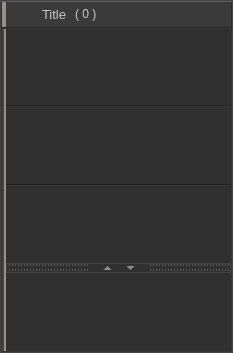
Before: the Qt Designer form library/ui/expandableTabs.ui in swillisart/Relic, drawn with Qt 5.
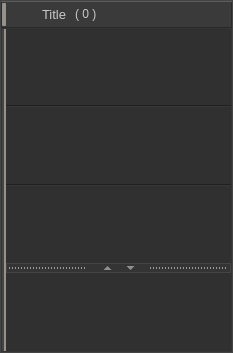
After: the same form once the commit is applied. Icons and pictures are not drawn.

The edit to the form file:
```diff
--- a/library/ui/expandableTabs.ui
+++ b/library/ui/expandableTabs.ui
@@ -37,7 +37,6 @@
     background-color: rgb(108, 108, 108);
  }
 
-
 /* QMenu ------------------------------------------------------------------ */
 
 QMenu {
@@ -84,14 +83,6 @@
 QAbstractSpinBox,
 QTextEdit {
     background-color: rgb(43, 43, 43);
-/*
-    border: 2px solid rgb(43, 43, 43);
-    border-radius: 3px;
-    color: rgb(200, 200, 200);
-    padding: 1px;
-    margin-top: 0px;
-    padding-left: 0px;
-*/
 }
 
 /* QSlider ---------------------------------------------------------------- */
@@ -174,10 +165,16 @@
       <enum>Qt::ClickFocus</enum>
      </property>
      <property name="styleSheet">
-      <string notr="true">QFrame{
+      <string notr="true">QFrame#HeaderFrame {
     background-color: rgb(58, 58, 58);
     border: 1px solid rgb(43,43,43);
     border-top: 1px solid rgb(92,92,92);
+}
+QWidget {
+padding: 0px;
+margin: 0px;
+border: none;
+background-color: transparent;
 }</string>
      </property>
      <layout class="QHBoxLayout" name="horizontalLayout_5">
@@ -244,6 +241,8 @@
     background-color: rgb(150, 146, 137);
 	border: none;
     border-radius: 1px;
+    margin-top: 1px;
+    margin-bottom: 1px;
 }</string>
           </property>
           <property name="frameShadow">
@@ -265,12 +264,6 @@
           <property name="focusPolicy">
            <enum>Qt::NoFocus</enum>
           </property>
-          <property name="styleSheet">
-           <string notr="true">padding: 0px;
-margin-right: 0px;
-border: none;
-background-color: transparent;</string>
-          </property>
           <property name="text">
            <string/>
           </property>
@@ -308,9 +301,6 @@
             <pointsize>10</pointsize>
            </font>
           </property>
-          <property name="styleSheet">
-           <string notr="true">border:none;</string>
-          </property>
           <property name="frameShape">
            <enum>QFrame::NoFrame</enum>
           </property>
@@ -327,10 +317,6 @@
           <property name="focusPolicy">
            <enum>Qt::NoFocus</enum>
           </property>
-          <property name="styleSheet">
-           <string notr="true">background-color: transparent;
-border:none;</string>
-          </property>
           <property name="readOnly">
            <bool>true</bool>
           </property>
@@ -378,15 +364,10 @@
          <enum>Qt::NoFocus</enum>
         </property>
         <property name="styleSheet">
-         <string notr="true">QToolButton {
-    padding: 0px;
-    margin: 1px;
-    background-color: transparent;
-	border :none;
-}
-QToolButton:hover {
+         <string notr="true">QToolButton:hover {
     background-color: rgb(92, 92, 92);
     color: rgb(250, 250, 250);
+    border-radius: 2px;
 }</string>
         </property>
         <property name="text">
@@ -408,9 +389,6 @@
        <verstretch>0</verstretch>
       </sizepolicy>
      </property>
-     <property name="styleSheet">
-      <string notr="true"/>
-     </property>
      <property name="frameShape">
       <enum>QFrame::StyledPanel</enum>
      </property>
@@ -530,17 +508,18 @@
              <height>10</height>
             </size>
            </property>
+           <property name="cursor">
+            <cursorShape>SplitVCursor</cursorShape>
+           </property>
            <property name="styleSheet">
-            <string notr="true">QWidget {
-background-color: transparent;
+            <string notr="true">QFrame#verticalControl {
+    border: 1px solid rgb(68,68,68);
+    background-color: rgb(52, 52, 52);
 }
-QWidget:hover {
+QFrame#verticalControl:hover {
     background-color: rgb(92, 92, 92);
     border: 1px solid rgb(92, 92, 92);
 }
-QFrame#verticalControl {
-border: 1px solid rgb(68,68,68);
-}
 </string>
            </property>
            <property name="frameShape">
@@ -563,41 +542,27 @@
              <number>0</number>
             </property>
             <item>
-             <widget class="QFrame" name="frame_3">
-              <property name="sizePolicy">
-               <sizepolicy hsizetype="MinimumExpanding" vsizetype="Preferred">
-                <horstretch>0</horstretch>
-                <verstretch>0</verstretch>
-               </sizepolicy>
-              </property>
+             <widget class="Line" name="line_5">
               <property name="styleSheet">
                <string notr="true">QFrame {
-    border-radius: 0px;
-	border: 1px dotted gray;	
-	margin: 1px;
-	margin-left: -1px;
-	margin-right: -2px;
+    background-color: transparent;
+	border-top: 1px dotted white;	
+	margin: 2px;
 }</string>
               </property>
-              <property name="frameShape">
-               <enum>QFrame::StyledPanel</enum>
-              </property>
-              <property name="frameShadow">
-               <enum>QFrame::Plain</enum>
-              </property>
-              <property name="lineWidth">
-               <number>0</number>
-              </property>
-              <property name="midLineWidth">
-               <number>0</number>
+              <property name="orientation">
+               <enum>Qt::Horizontal</enum>
               </property>
              </widget>
             </item>
             <item>
              <widget class="QToolButton" name="toolButton_up">
+              <property name="enabled">
+               <bool>false</bool>
+              </property>
               <property name="styleSheet">
-               <string notr="true">margin:-1px;
-padding: 0px;</string>
+               <string notr="true">border:none;
+background-color: transparent;</string>
               </property>
               <property name="text">
                <string/>
@@ -618,9 +583,12 @@
             </item>
             <item>
              <widget class="QToolButton" name="toolButton_down">
+              <property name="enabled">
+               <bool>false</bool>
+              </property>
               <property name="styleSheet">
-               <string notr="true">margin:-1px;
-padding: 0px;</string>
+               <string notr="true">border:none;
+background-color: transparent;</string>
               </property>
               <property name="text">
                <string/>
@@ -637,27 +605,16 @@
              </widget>
             </item>
             <item>
-             <widget class="QFrame" name="frame_5">
-              <property name="sizePolicy">
-               <sizepolicy hsizetype="MinimumExpanding" vsizetype="Preferred">
-                <horstretch>0</horstretch>
-                <verstretch>0</verstretch>
-               </sizepolicy>
-              </property>
+             <widget class="Line" name="line_2">
               <property name="styleSheet">
                <string notr="true">QFrame {
-    border-radius: 0px;
-	border: 1px dotted gray;	
-	margin: 1px;
-	margin-left: -1px;
-	margin-right: -2px;
+    background-color: transparent;
+	border-top: 1px dotted white;	
+	margin: 2px;
 }</string>
               </property>
-              <property name="frameShape">
-               <enum>QFrame::StyledPanel</enum>
-              </property>
-              <property name="frameShadow">
-               <enum>QFrame::Plain</enum>
+              <property name="orientation">
+               <enum>Qt::Horizontal</enum>
               </property>
              </widget>
             </item>
```
